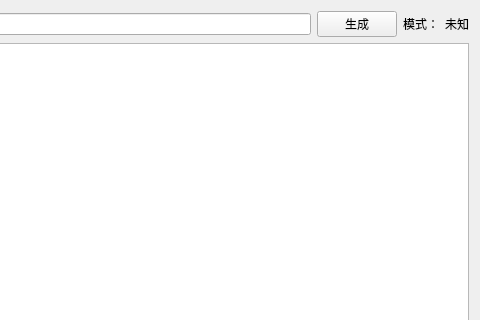
Above: MainWidget.ui from iamwyh2019/nlp-poet before the change; both pictures show x 150 to 630 and y 0 to 320 of the 630 by 491 pixel window. Below: the same form after it.
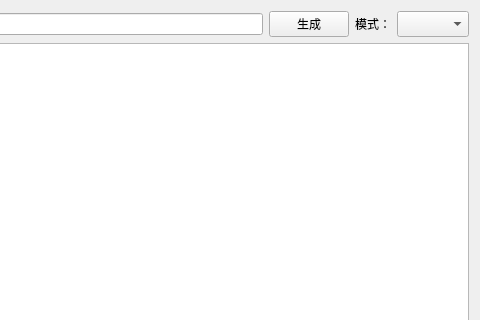
That is the form after the change.

Commit message: [ui] added a combo box to choose mode

```diff
--- a/MainWidget.ui
+++ b/MainWidget.ui
@@ -34,9 +34,12 @@
       </widget>
      </item>
      <item>
-      <widget class="QLabel" name="modeLabel">
-       <property name="text">
-        <string>未知</string>
+      <widget class="QComboBox" name="modeSelect">
+       <property name="sizePolicy">
+        <sizepolicy hsizetype="Preferred" vsizetype="Preferred">
+         <horstretch>0</horstretch>
+         <verstretch>0</verstretch>
+        </sizepolicy>
        </property>
       </widget>
      </item>
```
The commit also changes 3 other files.
